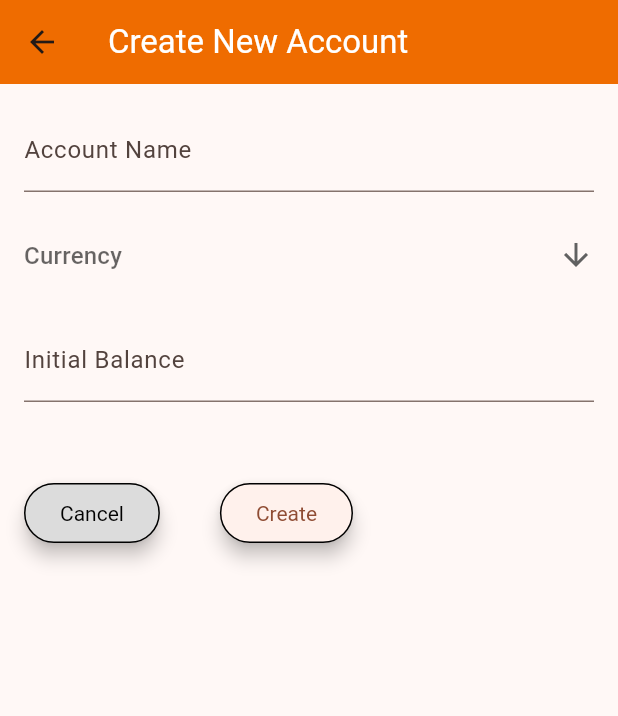
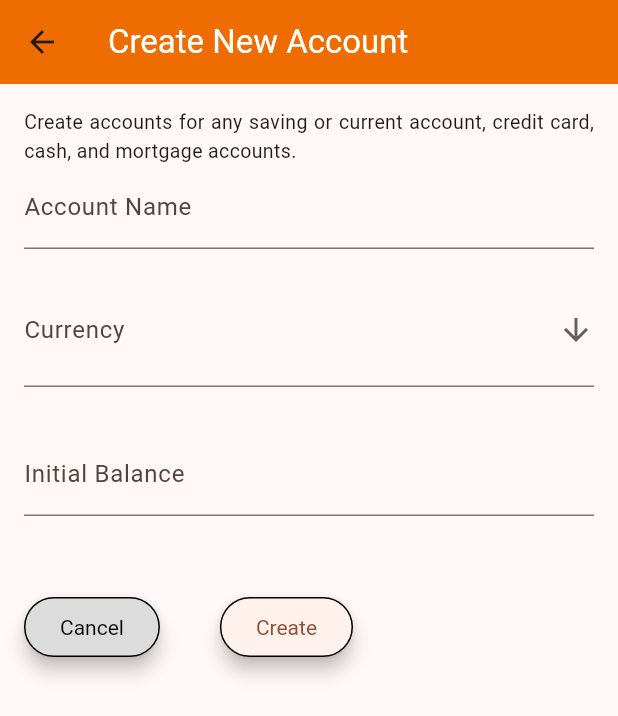
Before and after one commit to stivlo/budget, a Flutter app: the CreateAccountScreen screen opened by its route, on a phone screen of 412 x 824 dp. Shown: the top 716 px of the screen. Run offline on Flutter 3.47's test engine with Material 3 defaults, Android fonts, the light colour scheme and no system bars; our stand-ins replace decimal, shared_preferences; missing offline and left inert: workmanager; accounts and stored records are empty.

Commit message:
Saving data of create account form in a NewAccount object, increased space between currency name and the underline, better icon alignment without using the collapsed mode, added Decimal library to deal with currencies

```diff
--- a/lib/model/currency.dart
+++ b/lib/model/currency.dart
@@ -56,7 +56,8 @@ enum Currency {
   thb('Thai Baht', 'THB', '฿', '🇹🇭'),
   try_('Turkish Lira', 'TRY', '₺', '🇹🇷'),
   uah('Ukrainian Grivna', 'UAH', '₴', '🇺🇦'),
-  vnd('Vietnamese Dong', 'VND', '₫', '🇻🇳');
+  vnd('Vietnamese Dong', 'VND', '₫', '🇻🇳'),
+  nul('No currency selected', 'NUL', '', '');
 
   const Currency(this.name, this.abbreviation, this.symbol, this.flag);
   final String name;
--- /dev/null
+++ b/lib/model/new_account.dart
@@ -0,0 +1,41 @@
+import 'package:decimal/decimal.dart';
+import 'package:flutter/material.dart';
+
+import 'currency.dart';
+
+// Contains the information to create a new account
+class NewAccount {
+  NewAccount({
+    required this.name,
+    required this.currency,
+    required this.initialBalance,
+    required initialBalanceDate,
+  }) : initialBalanceDate = DateUtils.dateOnly(initialBalanceDate);
+
+  final String name;
+  final Currency currency;
+  final Decimal initialBalance;
+  final DateTime initialBalanceDate;
+
+  NewAccount copyWith({
+    String? name,
+    Currency? currency,
+    Decimal? initialBalance,
+    DateTime? initialBalanceDate,
+  }) {
+    return NewAccount(
+      name: name ?? this.name,
+      currency: currency ?? this.currency,
+      initialBalance: initialBalance ?? this.initialBalance,
+      initialBalanceDate: initialBalanceDate ?? this.initialBalanceDate,
+    );
+  }
+
+  @override
+  String toString() {
+    return 'NewAccount{name: $name, '
+        'currency: $currency, '
+        'initialBalance: $initialBalance, '
+        'initialBalanceDate: $initialBalanceDate}';
+  }
+}
--- a/lib/screen/create_account_screen.dart
+++ b/lib/screen/create_account_screen.dart
@@ -1,7 +1,9 @@
 import 'package:budget/widget/cancel_button.dart';
+import 'package:decimal/decimal.dart';
 import 'package:flutter/material.dart';
 
 import '../model/currency.dart';
+import '../model/new_account.dart';
 import '../widget/action_button.dart';
 
 class CreateAccountScreen extends StatefulWidget {
@@ -14,44 +16,101 @@ class CreateAccountScreen extends StatefulWidget {
 }
 
 class _CreateAccountScreenState extends State<CreateAccountScreen> {
+  final _form = GlobalKey<FormState>();
+  var _account = NewAccount(
+    name: '',
+    currency: Currency.nul,
+    initialBalance: Decimal.parse('0'),
+    initialBalanceDate: DateTime.now(),
+  );
+
+  void _createAccount() {
+    print('saving form... ${_form.currentState}');
+    _form.currentState?.save();
+    print('account: $_account');
+  }
+
+  void _saveName(String? name) {
+    print('saving name: $name');
+    if (name != null) {
+      _account = _account.copyWith(name: name);
+    }
+  }
+
+  void _saveCurrency(Currency? currency) {
+    print('saving currency: $currency');
+    if (currency != null) {
+      _account = _account.copyWith(currency: currency);
+    }
+  }
+
+  void _saveInitialBalance(String? initialBalance) {
+    print('saving initialBalance: $initialBalance');
+    if (initialBalance != null) {
+      try {
+        _account = _account.copyWith(initialBalance: Decimal.parse(initialBalance));
+      } catch (error) {
+        // do nothing in case of errors for now
+        print(error);
+      }
+    }
+  }
+
   @override
   Widget build(BuildContext context) {
     return Scaffold(
       appBar: AppBar(
         title: const Text('Create New Account'),
       ),
-      // Account Name, Currency, Initial Balance, Create Button
       body: Padding(
         padding: const EdgeInsets.all(16.0),
         child: Form(
-          // consider SingleChildScrollView + Column instead of ListView
-          child: ListView(
+          key: _form,
+          child: SingleChildScrollView(
+            child: Column(
+              crossAxisAlignment: CrossAxisAlignment.start,
               children: [
+                const Text(
+                  'Create accounts for any saving or current account, '
+                  'credit card, cash, and mortgage accounts.',
+                  textAlign: TextAlign.justify,
+                ),
                 TextFormField(
                   decoration: const InputDecoration(labelText: 'Account Name'),
                   textInputAction: TextInputAction.next,
+                  onSaved: _saveName,
                 ),
-              const SizedBox(height: 30),
+                const SizedBox(height: 16),
                 DropdownButtonFormField(
-                  decoration: const InputDecoration.collapsed(hintText: 'Currency'),
+                  decoration: const InputDecoration(
+                    labelText: 'Currency',
+                    contentPadding: EdgeInsets.symmetric(vertical: 18),
+                  ),
                   icon: const Icon(Icons.arrow_downward),
                   items: buildMenuItems(),
-                  onChanged: (_) {}),
+                  onChanged: (_) {},
+                  onSaved: _saveCurrency,
+                ),
                 const SizedBox(height: 30),
                 TextFormField(
                   decoration: const InputDecoration(labelText: 'Initial Balance'),
-                textInputAction: TextInputAction.done,
+                  textInputAction: TextInputAction.next,
                   keyboardType: TextInputType.number,
+                  onSaved: _saveInitialBalance,
                 ),
                 const SizedBox(height: 50),
-              const Row(
+                Row(
                   children: [
-                  CancelButton(),
-                  SizedBox(width: 40),
-                  ActionButton(label: 'Create'),
+                    CancelButton(Navigator.of(context)),
+                    const SizedBox(width: 40),
+                    ActionButton(
+                      label: 'Create',
+                      onPressed: _createAccount,
+                    ),
                   ],
                 )
               ],
+            ),
           ),
         ),
       ),
@@ -60,12 +119,13 @@ class _CreateAccountScreenState extends State<CreateAccountScreen> {
 
   List<DropdownMenuItem<Currency>> buildMenuItems() {
     return Currency.values
+        .where((currency) => currency != Currency.nul)
         .map(
           (e) => DropdownMenuItem<Currency>(
             value: e,
             child: SizedBox(
               width: MediaQuery.of(context).size.width - 120,
-              height: 28,
+              height: 32,
               child: ListTile(
                 leading: Text('${e.flag} ${e.abbreviation}'),
                 title: Text('${e.name} (${e.symbol})'),
--- a/lib/widget/action_button.dart
+++ b/lib/widget/action_button.dart
@@ -1,14 +1,15 @@
 import 'package:flutter/material.dart';
 
 class ActionButton extends StatelessWidget {
-  const ActionButton({required this.label, super.key});
+  const ActionButton({required this.label, this.onPressed, super.key});
 
   final String label;
+  final VoidCallback? onPressed;
 
   @override
   Widget build(BuildContext context) {
     return ElevatedButton(
-      onPressed: () {},
+      onPressed: onPressed,
       child: Text(label),
     );
   }
--- a/lib/widget/cancel_button.dart
+++ b/lib/widget/cancel_button.dart
@@ -1,12 +1,14 @@
 import 'package:flutter/material.dart';
 
 class CancelButton extends StatelessWidget {
-  const CancelButton({super.key});
+  const CancelButton(this.navigatorState, {super.key});
+
+  final NavigatorState navigatorState;
 
   @override
   Widget build(BuildContext context) {
     return ElevatedButton(
-      onPressed: () {},
+      onPressed: () => navigatorState.pop(),
       style: ElevatedButton.styleFrom(
         backgroundColor: const Color.fromRGBO(220, 220, 220, 1),
         foregroundColor: Colors.black,
--- a/lib/widget/currency_selector.dart
+++ b/lib/widget/currency_selector.dart
@@ -26,6 +26,7 @@ class CurrencySelector extends StatelessWidget {
   }
 
   List<DropdownMenuEntry<Currency>> buildDropDownMenuEntries() => Currency.values
+      .where((currency) => currency != Currency.nul)
       .map<DropdownMenuEntry<Currency>>(
         (Currency currency) => DropdownMenuEntry<Currency>(
             value: currency,
--- a/pubspec.yaml
+++ b/pubspec.yaml
@@ -39,6 +39,7 @@ dependencies:
   provider: ^6.1.2
   intl: ^0.19.0
   workmanager: ^0.5.2
+  decimal: ^2.3.3
 
 dev_dependencies:
   flutter_test:
```
Also changed, not shown: pubspec.lock, 1 other file. Lines whose indentation alone changed are shown as unchanged.
